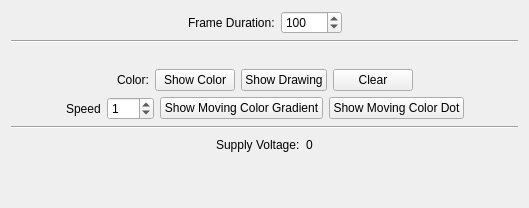
Above: src/brickv/plugin_system/plugins/rgb_led_matrix/ui/rgb_led_matrix.ui from Tinkerforge/brickv before the change. Below: the same form after it.
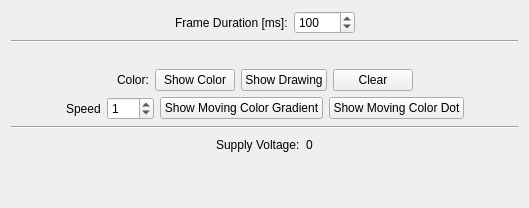
That is the form after the change.

Commit message: rgb-led-matrix: Add frame duration unit

```diff
--- a/src/brickv/plugin_system/plugins/rgb_led_matrix/ui/rgb_led_matrix.ui
+++ b/src/brickv/plugin_system/plugins/rgb_led_matrix/ui/rgb_led_matrix.ui
@@ -32,7 +32,7 @@
      <item>
       <widget class="QLabel" name="label_5">
        <property name="text">
-        <string>Frame Duration:</string>
+        <string>Frame Duration [ms]:</string>
        </property>
       </widget>
      </item>
```
